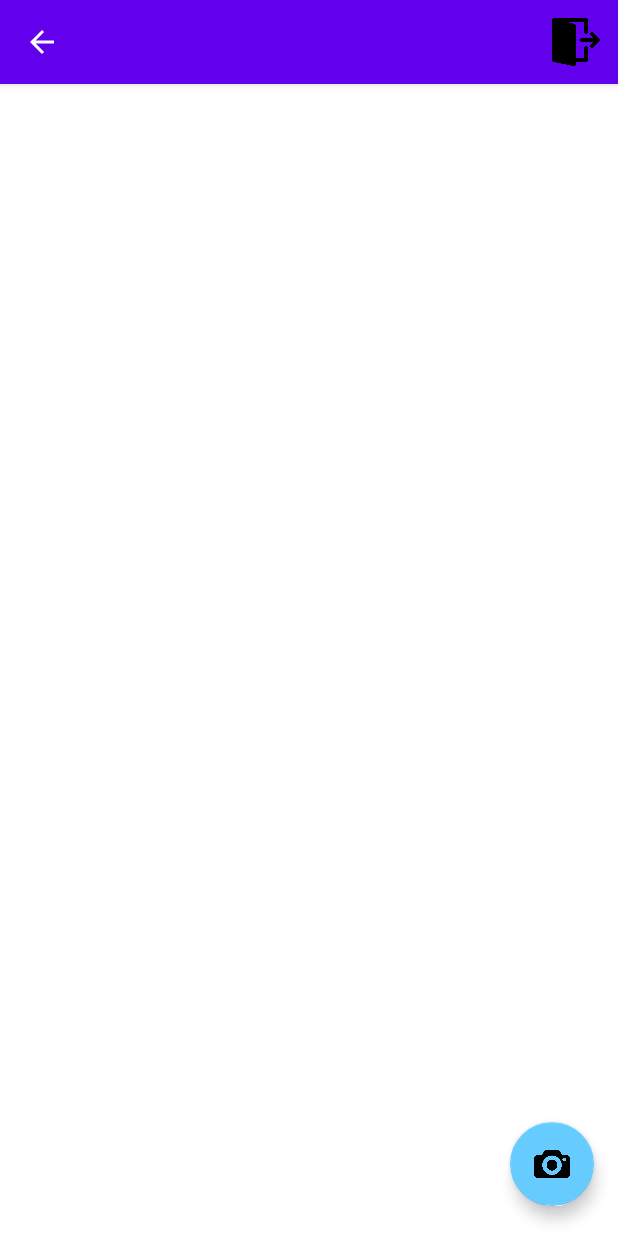
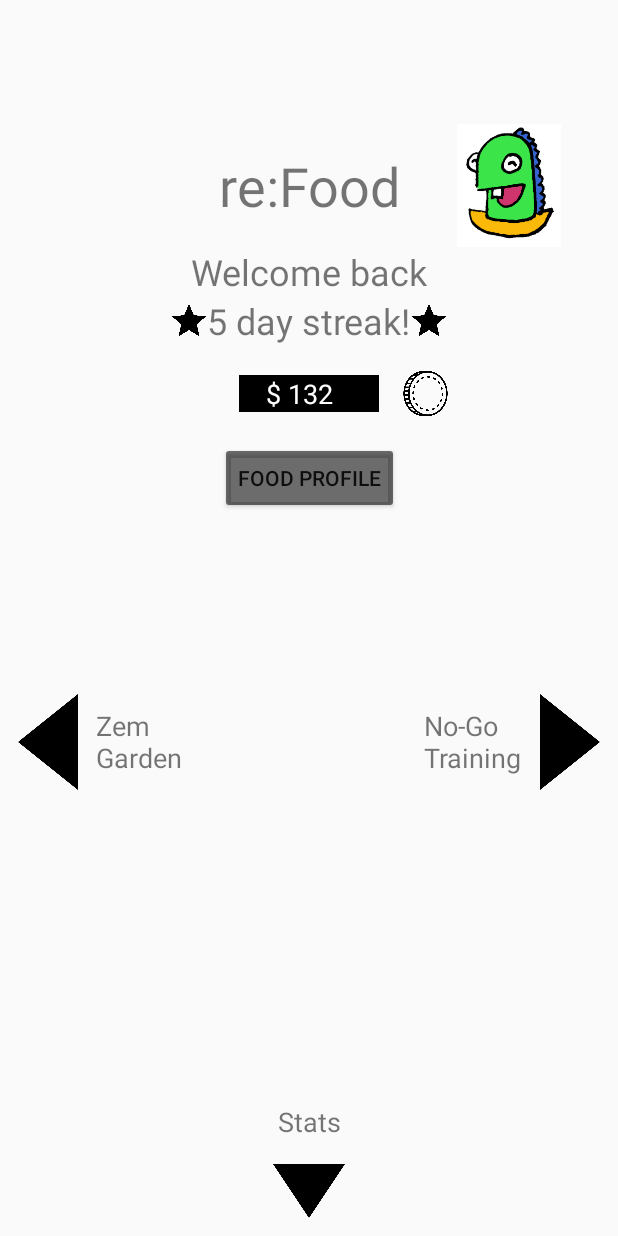
Before and after one commit to ece1778-2021/ReFood, an Android app: the screen it shows after launch once a user with an empty profile is signed in (ProfileActivity before the commit, HomeActivity after it), on a phone screen of 412 x 824 dp. Run offline under Robolectric (Android 15) with nearby library versions, the phone set to English and light mode, and no system bars; our stand-ins replace Firebase (no records; nobody signed in at launch, a user with empty details on screens opened directly).

Commit message:
Primarily finished the homepage. Created empty activities for Exercise, Stats and Zem Garden.

```diff
--- /dev/null
+++ b/app/src/main/java/com/refood/refood/HomeActivity.java
@@ -0,0 +1,45 @@
+package com.refood.refood;
+
+import androidx.appcompat.app.AppCompatActivity;
+
+import android.content.Intent;
+import android.os.Bundle;
+import android.view.View;
+import android.widget.TextView;
+
+public class HomeActivity extends AppCompatActivity {
+
+    @Override
+    protected void onCreate(Bundle savedInstanceState) {
+        super.onCreate(savedInstanceState);
+        setContentView(R.layout.activity_home);
+
+        // TODO: get the actual dayStreak
+        int dayStreak = 5;
+        ((TextView)findViewById(R.id.day_streak_text)).setText(getString(R.string.day_streak_template, dayStreak));
+
+        // TODO: get the actual number of coins
+        int numCoin = 132;
+        ((TextView)findViewById(R.id.coin_text)).setText(getString(R.string.coins_template, numCoin));
+    }
+
+    public void goFoodProfile(View view) {
+        Intent intent = new Intent(this, com.refood.refood.ProfileActivity.class);
+        startActivity(intent);
+    }
+
+    public void goExercise(View view) {
+        Intent intent = new Intent(this, com.refood.refood.ExerciseActivity.class);
+        startActivity(intent);
+    }
+
+    public void goStats(View view) {
+        Intent intent = new Intent(this, com.refood.refood.StatsActivity.class);
+        startActivity(intent);
+    }
+
+    public void goZemGarden(View view) {
+        Intent intent = new Intent(this, com.refood.refood.ZemGardenActivity.class);
+        startActivity(intent);
+    }
+}
--- a/app/src/main/java/com/refood/refood/MainActivity.java
+++ b/app/src/main/java/com/refood/refood/MainActivity.java
@@ -55,7 +55,7 @@ public class MainActivity extends AppCompatActivity {
 
     private void updateUI(FirebaseUser currentUser) {
         if (currentUser!=null) {
-            Intent intent = new Intent(this, com.refood.refood.ProfileActivity.class);
+            Intent intent = new Intent(this, com.refood.refood.HomeActivity.class);
             startActivity(intent);
         }
     }
--- a/app/src/main/java/com/refood/refood/RegisterActivity.java
+++ b/app/src/main/java/com/refood/refood/RegisterActivity.java
@@ -183,7 +183,7 @@ public class RegisterActivity extends AppCompatActivity {
 
     private void updateUI(FirebaseUser user) {
         if (user!=null){
-            Intent intent = new Intent(this, com.refood.refood.ProfileActivity.class);
+            Intent intent = new Intent(this, com.refood.refood.HomeActivity.class);
             startActivity(intent);
         }
     }
--- /dev/null
+++ b/app/src/main/res/layout/activity_home.xml
@@ -0,0 +1,180 @@
+<?xml version="1.0" encoding="utf-8"?>
+<androidx.constraintlayout.widget.ConstraintLayout xmlns:android="http://schemas.android.com/apk/res/android"
+    xmlns:app="http://schemas.android.com/apk/res-auto"
+    xmlns:tools="http://schemas.android.com/tools"
+    android:layout_width="match_parent"
+    android:layout_height="match_parent"
+    tools:context=".HomeActivity">
+
+    <TextView
+        android:id="@+id/logo_text"
+        android:layout_width="wrap_content"
+        android:layout_height="wrap_content"
+        android:text="@string/re_food"
+        android:textSize="36sp"
+        app:layout_constraintBottom_toTopOf="@+id/logo_guideline_bottom"
+        app:layout_constraintEnd_toEndOf="parent"
+        app:layout_constraintStart_toStartOf="parent"
+        app:layout_constraintTop_toTopOf="@+id/logo_guideline_top" />
+
+    <ImageView
+        android:id="@+id/logo_image"
+        android:layout_width="0dp"
+        android:layout_height="0dp"
+        android:src="@drawable/zem1"
+        app:layout_constraintBottom_toTopOf="@+id/logo_guideline_bottom"
+        app:layout_constraintEnd_toEndOf="parent"
+        app:layout_constraintStart_toEndOf="@+id/logo_text"
+        app:layout_constraintTop_toTopOf="@+id/logo_guideline_top" />
+
+    <androidx.constraintlayout.widget.Guideline
+        android:id="@+id/logo_guideline_top"
+        android:layout_width="wrap_content"
+        android:layout_height="wrap_content"
+        android:orientation="horizontal"
+        app:layout_constraintGuide_percent="0.1" />
+
+    <androidx.constraintlayout.widget.Guideline
+        android:id="@+id/logo_guideline_bottom"
+        android:layout_width="wrap_content"
+        android:layout_height="wrap_content"
+        android:orientation="horizontal"
+        app:layout_constraintGuide_percent="0.2" />
+
+    <TextView
+        android:id="@+id/welcome_back_text"
+        android:layout_width="wrap_content"
+        android:layout_height="wrap_content"
+        android:text="@string/welcome_back"
+        android:textSize="24sp"
+        app:layout_constraintEnd_toEndOf="parent"
+        app:layout_constraintStart_toStartOf="parent"
+        app:layout_constraintTop_toBottomOf="@+id/logo_guideline_bottom" />
+
+    <TextView
+        android:id="@+id/day_streak_text"
+        android:layout_width="wrap_content"
+        android:layout_height="wrap_content"
+        android:text="@string/day_streak_template"
+        android:textSize="24sp"
+        app:layout_constraintEnd_toEndOf="parent"
+        app:layout_constraintStart_toStartOf="parent"
+        app:layout_constraintTop_toBottomOf="@+id/welcome_back_text" />
+
+    <ImageView
+        android:id="@+id/day_streak_logo_left"
+        android:layout_width="24dp"
+        android:layout_height="24dp"
+        android:src="@drawable/star"
+        app:layout_constraintBottom_toBottomOf="@+id/day_streak_text"
+        app:layout_constraintEnd_toStartOf="@+id/day_streak_text"
+        app:layout_constraintTop_toTopOf="@+id/day_streak_text" />
+
+    <ImageView
+        android:id="@+id/day_streak_logo_right"
+        android:layout_width="24dp"
+        android:layout_height="24dp"
+        android:src="@drawable/star"
+        app:layout_constraintBottom_toBottomOf="@+id/day_streak_text"
+        app:layout_constraintStart_toEndOf="@+id/day_streak_text"
+        app:layout_constraintTop_toTopOf="@+id/day_streak_text" />
+
+    <TextView
+        android:id="@+id/coin_text"
+        android:layout_width="wrap_content"
+        android:layout_height="wrap_content"
+        android:layout_marginTop="@dimen/default_top_margin"
+        android:background="@color/black"
+        android:text="@string/coins_template"
+        android:textColor="@color/white"
+        android:textSize="18sp"
+        app:layout_constraintEnd_toEndOf="parent"
+        app:layout_constraintStart_toStartOf="parent"
+        app:layout_constraintTop_toBottomOf="@+id/day_streak_text" />
+
+    <ImageView
+        android:id="@+id/coin_image"
+        android:layout_width="30dp"
+        android:layout_height="30dp"
+        android:layout_marginStart="16dp"
+        android:src="@drawable/coin"
+        app:layout_constraintBottom_toBottomOf="@+id/coin_text"
+        app:layout_constraintStart_toEndOf="@+id/coin_text"
+        app:layout_constraintTop_toTopOf="@+id/coin_text" />
+
+    <Button
+        android:id="@+id/food_profile_button"
+        android:layout_width="wrap_content"
+        android:layout_height="wrap_content"
+        android:layout_marginTop="@dimen/default_top_margin"
+        android:backgroundTint="@color/common_google_signin_btn_text_light"
+        android:onClick="goFoodProfile"
+        android:text="@string/food_profile_text"
+        app:layout_constraintEnd_toEndOf="parent"
+        app:layout_constraintStart_toStartOf="parent"
+        app:layout_constraintTop_toBottomOf="@+id/coin_text" />
+
+    <ImageView
+        android:id="@+id/stats_button"
+        android:layout_width="64dp"
+        android:layout_height="64dp"
+        android:src="@drawable/down"
+        android:onClick="goStats"
+        app:layout_constraintBottom_toBottomOf="parent"
+        app:layout_constraintEnd_toEndOf="parent"
+        app:layout_constraintStart_toStartOf="parent" />
+
+    <ImageView
+        android:id="@+id/zem_garden_button"
+        android:layout_width="64dp"
+        android:layout_height="64dp"
+        android:src="@drawable/left"
+        android:onClick="goZemGarden"
+        app:layout_constraintBottom_toBottomOf="parent"
+        app:layout_constraintStart_toStartOf="parent"
+        app:layout_constraintTop_toTopOf="@+id/logo_guideline_bottom" />
+
+    <ImageView
+        android:id="@+id/exercise_button"
+        android:layout_width="64dp"
+        android:layout_height="64dp"
+        android:src="@drawable/left"
+        android:onClick="goExercise"
+        app:layout_constraintBottom_toBottomOf="parent"
+        app:layout_constraintEnd_toEndOf="parent"
+        app:layout_constraintTop_toTopOf="@+id/logo_guideline_bottom"
+        android:rotation="180"/>
+
+    <TextView
+        android:id="@+id/go_zemgarden_text"
+        android:layout_width="wrap_content"
+        android:layout_height="wrap_content"
+        android:text="@string/zem_garden_text"
+        android:textSize="18sp"
+        android:onClick="goZemGarden"
+        app:layout_constraintBottom_toBottomOf="parent"
+        app:layout_constraintStart_toEndOf="@+id/zem_garden_button"
+        app:layout_constraintTop_toTopOf="@+id/logo_guideline_bottom" />
+
+    <TextView
+        android:id="@+id/go_exercise_text"
+        android:layout_width="wrap_content"
+        android:layout_height="wrap_content"
+        android:text="@string/exercise_text"
+        android:textSize="18sp"
+        android:onClick="goExercise"
+        app:layout_constraintBottom_toBottomOf="parent"
+        app:layout_constraintEnd_toStartOf="@+id/exercise_button"
+        app:layout_constraintTop_toTopOf="@+id/logo_guideline_bottom" />
+
+    <TextView
+        android:id="@+id/go_stats_text"
+        android:layout_width="wrap_content"
+        android:layout_height="wrap_content"
+        android:text="@string/stats_text"
+        android:textSize="18sp"
+        android:onClick="goStats"
+        app:layout_constraintBottom_toTopOf="@+id/stats_button"
+        app:layout_constraintEnd_toEndOf="parent"
+        app:layout_constraintStart_toStartOf="parent" />
+</androidx.constraintlayout.widget.ConstraintLayout>
--- a/app/src/main/res/values/strings.xml
+++ b/app/src/main/res/values/strings.xml
@@ -13,4 +13,13 @@
     <string name="set_display_picture">Set Display Picture</string>
     <string name="profile_appbar_text" />
     <string name="logout_text">LOG OUT</string>
+    <string name="homepage_appbar_text" />
+    <string name="re_food">re:Food</string>
+    <string name="welcome_back">Welcome back</string>
+    <string name="day_streak_template">%1$d day streak!</string>
+    <string name="coins_template">\t $ %1$d \t \t</string>
+    <string name="food_profile_text">Food Profile</string>
+    <string name="zem_garden_text">Zem\nGarden</string>
+    <string name="exercise_text">No-Go\nTraining</string>
+    <string name="stats_text">Stats</string>
 </resources>
```
Also changed, not shown: app/src/main/AndroidManifest.xml (+34 -5 lines), app/src/main/java/com/refood/refood/ExerciseActivity.java (added, +14 -0 lines), app/src/main/java/com/refood/refood/StatsActivity.java (added, +14 -0 lines), app/src/main/java/com/refood/refood/ZemGardenActivity.java (added, +14 -0 lines), app/src/main/res/layout/activity_exercise.xml (added, +9 -0 lines), app/src/main/res/layout/activity_stats.xml (added, +9 -0 lines), app/src/main/res/layout/activity_zem_garden.xml (added, +9 -0 lines), app/src/main/res/drawable/coin.png (added), app/src/main/res/drawable/down.png (added), app/src/main/res/drawable/left.png (added), app/src/main/res/drawable/star.png (added), app/src/main/res/drawable/zem1.png (added).
